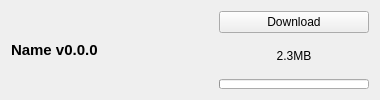
First picture: the form in src/ui/github/githubfileitemwidget.ui, repository kaniol-lck/modmanager, before the edit.
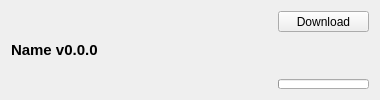
Second picture: the form after the edit. Icons and pictures are not drawn.

Commit message: make file download button smaller

Patch:
```diff
--- a/src/ui/github/githubfileitemwidget.ui
+++ b/src/ui/github/githubfileitemwidget.ui
@@ -35,30 +35,21 @@
      <property name="text">
       <string>Name v0.0.0</string>
      </property>
+     <property name="wordWrap">
+      <bool>true</bool>
+     </property>
     </widget>
    </item>
    <item row="0" column="1">
     <layout class="QVBoxLayout" name="verticalLayout_2">
      <item>
-      <widget class="QPushButton" name="downloadButton">
+      <widget class="QToolButton" name="downloadButton">
        <property name="sizePolicy">
-        <sizepolicy hsizetype="Fixed" vsizetype="Fixed">
+        <sizepolicy hsizetype="Preferred" vsizetype="Fixed">
          <horstretch>0</horstretch>
          <verstretch>0</verstretch>
         </sizepolicy>
        </property>
-       <property name="minimumSize">
-        <size>
-         <width>150</width>
-         <height>0</height>
-        </size>
-       </property>
-       <property name="maximumSize">
-        <size>
-         <width>150</width>
-         <height>16777215</height>
-        </size>
-       </property>
        <property name="text">
         <string>Download</string>
        </property>
@@ -76,12 +67,14 @@
          <verstretch>0</verstretch>
         </sizepolicy>
        </property>
+       <property name="font">
+        <font>
+         <pointsize>9</pointsize>
+        </font>
+       </property>
        <property name="toolTip">
         <string notr="true"/>
        </property>
-       <property name="text">
-        <string>2.3MB</string>
-       </property>
        <property name="alignment">
         <set>Qt::AlignCenter</set>
        </property>
@@ -95,15 +88,9 @@
          <verstretch>0</verstretch>
         </sizepolicy>
        </property>
-       <property name="minimumSize">
-        <size>
-         <width>150</width>
-         <height>0</height>
-        </size>
-       </property>
        <property name="maximumSize">
         <size>
-         <width>150</width>
+         <width>16777215</width>
          <height>10</height>
         </size>
        </property>
```
The commit also changes 5 other files.
